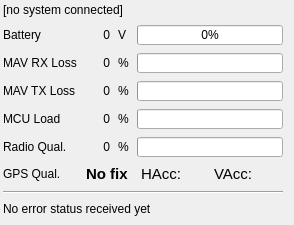
First picture: the form in src/ui/UASInfo.ui, repository mpaperno/qgroundcontrol_aq, before the edit.
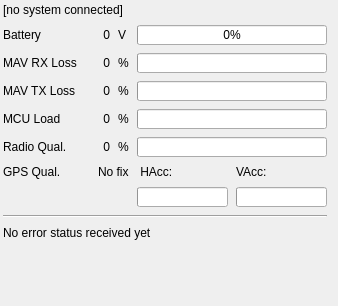
Second picture: the form after the edit.

Commit message: Add GPS accuracy status bars to Status Details widget, fix some styles.

The edit to the form file:
```diff
--- a/src/ui/UASInfo.ui
+++ b/src/ui/UASInfo.ui
@@ -6,14 +6,14 @@
    <rect>
     <x>0</x>
     <y>0</y>
-    <width>294</width>
-    <height>225</height>
+    <width>338</width>
+    <height>306</height>
    </rect>
   </property>
   <property name="windowTitle">
    <string>Form</string>
   </property>
-  <layout class="QGridLayout" name="gridLayout" rowstretch="0,0,0,0,0,0,0,0,0,0" columnstretch="0,0,0,0,0,0">
+  <layout class="QGridLayout" name="gridLayout" rowstretch="0,0,0,0,0,0,0,0,0,0,0" columnstretch="0,0,0,0,0,0">
    <property name="leftMargin">
     <number>3</number>
    </property>
@@ -29,6 +29,19 @@
    <property name="spacing">
     <number>8</number>
    </property>
+   <item row="6" column="0">
+    <widget class="QLabel" name="label_5">
+     <property name="sizePolicy">
+      <sizepolicy hsizetype="Fixed" vsizetype="Fixed">
+       <horstretch>0</horstretch>
+       <verstretch>0</verstretch>
+      </sizepolicy>
+     </property>
+     <property name="text">
+      <string>GPS Qual.</string>
+     </property>
+    </widget>
+   </item>
    <item row="1" column="1">
     <widget class="QLabel" name="voltageLabel">
      <property name="text">
@@ -42,8 +55,34 @@
      </property>
     </widget>
    </item>
-   <item row="5" column="0">
-    <widget class="QLabel" name="label_4">
+   <item row="9" column="0" colspan="5">
+    <widget class="QLabel" name="errorLabel">
+     <property name="text">
+      <string>No error status received yet</string>
+     </property>
+    </widget>
+   </item>
+   <item row="3" column="2">
+    <widget class="QLabel" name="label_11">
+     <property name="sizePolicy">
+      <sizepolicy hsizetype="Fixed" vsizetype="Preferred">
+       <horstretch>0</horstretch>
+       <verstretch>0</verstretch>
+      </sizepolicy>
+     </property>
+     <property name="text">
+      <string>%</string>
+     </property>
+     <property name="textFormat">
+      <enum>Qt::AutoText</enum>
+     </property>
+     <property name="alignment">
+      <set>Qt::AlignLeading|Qt::AlignLeft|Qt::AlignVCenter</set>
+     </property>
+    </widget>
+   </item>
+   <item row="1" column="0">
+    <widget class="QLabel" name="label">
      <property name="sizePolicy">
       <sizepolicy hsizetype="Fixed" vsizetype="Fixed">
        <horstretch>0</horstretch>
@@ -51,30 +90,42 @@
       </sizepolicy>
      </property>
      <property name="text">
-      <string>Radio Qual.</string>
+      <string>Battery</string>
+     </property>
+    </widget>
+   </item>
+   <item row="8" column="0" colspan="5">
+    <widget class="Line" name="line">
+     <property name="orientation">
+      <enum>Qt::Horizontal</enum>
      </property>
     </widget>
    </item>
    <item row="6" column="4">
     <widget class="QLabel" name="vaccLabel">
-     <property name="font">
-      <font>
-       <pointsize>11</pointsize>
-      </font>
-     </property>
-     <property name="styleSheet">
-      <string notr="true">font-size: 11pt;</string>
-     </property>
      <property name="text">
       <string>VAcc:</string>
      </property>
      <property name="labelStyle" stdset="0">
-      <string>larger</string>
+      <string notr="true">larger</string>
      </property>
     </widget>
    </item>
-   <item row="4" column="3" colspan="2">
-    <widget class="QProgressBar" name="loadBar">
+   <item row="3" column="1">
+    <widget class="QLabel" name="sendLossLabel">
+     <property name="text">
+      <string>0</string>
+     </property>
+     <property name="textFormat">
+      <enum>Qt::AutoText</enum>
+     </property>
+     <property name="alignment">
+      <set>Qt::AlignRight|Qt::AlignTrailing|Qt::AlignVCenter</set>
+     </property>
+    </widget>
+   </item>
+   <item row="3" column="3" colspan="2">
+    <widget class="QProgressBar" name="sendLossBar">
      <property name="sizePolicy">
       <sizepolicy hsizetype="MinimumExpanding" vsizetype="Fixed">
        <horstretch>10</horstretch>
@@ -110,22 +161,6 @@
      </property>
     </widget>
    </item>
-   <item row="5" column="1">
-    <widget class="QLabel" name="rssiLabel">
-     <property name="minimumSize">
-      <size>
-       <width>25</width>
-       <height>0</height>
-      </size>
-     </property>
-     <property name="text">
-      <string>0</string>
-     </property>
-     <property name="alignment">
-      <set>Qt::AlignRight|Qt::AlignTrailing|Qt::AlignVCenter</set>
-     </property>
-    </widget>
-   </item>
    <item row="4" column="0">
     <widget class="QLabel" name="label_3">
      <property name="sizePolicy">
@@ -139,92 +174,6 @@
      </property>
     </widget>
    </item>
-   <item row="3" column="3" colspan="2">
-    <widget class="QProgressBar" name="sendLossBar">
-     <property name="sizePolicy">
-      <sizepolicy hsizetype="MinimumExpanding" vsizetype="Fixed">
-       <horstretch>10</horstretch>
-       <verstretch>18</verstretch>
-      </sizepolicy>
-     </property>
-     <property name="minimumSize">
-      <size>
-       <width>100</width>
-       <height>0</height>
-      </size>
-     </property>
-     <property name="maximumSize">
-      <size>
-       <width>16777215</width>
-       <height>20</height>
-      </size>
-     </property>
-     <property name="baseSize">
-      <size>
-       <width>0</width>
-       <height>18</height>
-      </size>
-     </property>
-     <property name="value">
-      <number>0</number>
-     </property>
-     <property name="textVisible">
-      <bool>false</bool>
-     </property>
-     <property name="format">
-      <string notr="true">%p%</string>
-     </property>
-    </widget>
-   </item>
-   <item row="5" column="2">
-    <widget class="QLabel" name="label_10">
-     <property name="sizePolicy">
-      <sizepolicy hsizetype="Fixed" vsizetype="Preferred">
-       <horstretch>0</horstretch>
-       <verstretch>0</verstretch>
-      </sizepolicy>
-     </property>
-     <property name="text">
-      <string>%</string>
-     </property>
-    </widget>
-   </item>
-   <item row="6" column="1" colspan="2" alignment="Qt::AlignRight">
-    <widget class="QLabel" name="fixTypeLabel">
-     <property name="font">
-      <font>
-       <pointsize>11</pointsize>
-       <weight>75</weight>
-       <bold>true</bold>
-      </font>
-     </property>
-     <property name="text">
-      <string>No fix</string>
-     </property>
-     <property name="labelStyle" stdset="0">
-      <string>gpsFixStatus</string>
-     </property>
-    </widget>
-   </item>
-   <item row="2" column="2">
-    <widget class="QLabel" name="label_8">
-     <property name="sizePolicy">
-      <sizepolicy hsizetype="Fixed" vsizetype="Preferred">
-       <horstretch>0</horstretch>
-       <verstretch>0</verstretch>
-      </sizepolicy>
-     </property>
-     <property name="text">
-      <string>%</string>
-     </property>
-     <property name="textFormat">
-      <enum>Qt::AutoText</enum>
-     </property>
-     <property name="alignment">
-      <set>Qt::AlignLeading|Qt::AlignLeft|Qt::AlignVCenter</set>
-     </property>
-    </widget>
-   </item>
    <item row="4" column="1">
     <widget class="QLabel" name="loadLabel">
      <property name="text">
@@ -238,143 +187,10 @@
      </property>
     </widget>
    </item>
-   <item row="6" column="3">
-    <widget class="QLabel" name="haccLabel">
-     <property name="font">
-      <font>
-       <pointsize>11</pointsize>
-      </font>
-     </property>
-     <property name="styleSheet">
-      <string notr="true">font-size: 11pt;</string>
-     </property>
+   <item row="0" column="0" colspan="6">
+    <widget class="QLabel" name="label_uavName">
      <property name="text">
-      <string> HAcc:</string>
-     </property>
-     <property name="labelStyle" stdset="0">
-      <string>larger</string>
-     </property>
-    </widget>
-   </item>
-   <item row="1" column="0">
-    <widget class="QLabel" name="label">
-     <property name="sizePolicy">
-      <sizepolicy hsizetype="Fixed" vsizetype="Fixed">
-       <horstretch>0</horstretch>
-       <verstretch>0</verstretch>
-      </sizepolicy>
-     </property>
-     <property name="text">
-      <string>Battery</string>
-     </property>
-    </widget>
-   </item>
-   <item row="1" column="2">
-    <widget class="QLabel" name="label_7">
-     <property name="sizePolicy">
-      <sizepolicy hsizetype="Fixed" vsizetype="Preferred">
-       <horstretch>0</horstretch>
-       <verstretch>0</verstretch>
-      </sizepolicy>
-     </property>
-     <property name="text">
-      <string>V</string>
-     </property>
-     <property name="textFormat">
-      <enum>Qt::AutoText</enum>
-     </property>
-     <property name="alignment">
-      <set>Qt::AlignLeading|Qt::AlignLeft|Qt::AlignVCenter</set>
-     </property>
-    </widget>
-   </item>
-   <item row="5" column="3" colspan="2">
-    <widget class="QProgressBar" name="rssiBar">
-     <property name="maximumSize">
-      <size>
-       <width>16777215</width>
-       <height>20</height>
-      </size>
-     </property>
-     <property name="baseSize">
-      <size>
-       <width>0</width>
-       <height>18</height>
-      </size>
-     </property>
-     <property name="maximum">
-      <number>100</number>
-     </property>
-     <property name="value">
-      <number>0</number>
-     </property>
-     <property name="textVisible">
-      <bool>false</bool>
-     </property>
-     <property name="format">
-      <string notr="true">%p%</string>
-     </property>
-    </widget>
-   </item>
-   <item row="4" column="2">
-    <widget class="QLabel" name="label_9">
-     <property name="sizePolicy">
-      <sizepolicy hsizetype="Fixed" vsizetype="Preferred">
-       <horstretch>0</horstretch>
-       <verstretch>0</verstretch>
-      </sizepolicy>
-     </property>
-     <property name="text">
-      <string>%</string>
-     </property>
-     <property name="textFormat">
-      <enum>Qt::AutoText</enum>
-     </property>
-     <property name="alignment">
-      <set>Qt::AlignLeading|Qt::AlignLeft|Qt::AlignVCenter</set>
-     </property>
-    </widget>
-   </item>
-   <item row="1" column="3" colspan="2">
-    <widget class="QProgressBar" name="batteryBar">
-     <property name="sizePolicy">
-      <sizepolicy hsizetype="MinimumExpanding" vsizetype="Fixed">
-       <horstretch>10</horstretch>
-       <verstretch>18</verstretch>
-      </sizepolicy>
-     </property>
-     <property name="minimumSize">
-      <size>
-       <width>100</width>
-       <height>0</height>
-      </size>
-     </property>
-     <property name="maximumSize">
-      <size>
-       <width>16777215</width>
-       <height>20</height>
-      </size>
-     </property>
-     <property name="baseSize">
-      <size>
-       <width>0</width>
-       <height>18</height>
-      </size>
-     </property>
-     <property name="minimum">
-      <number>0</number>
-     </property>
-     <property name="maximum">
-      <number>100</number>
-     </property>
-     <property name="value">
-      <number>0</number>
-     </property>
-     <property name="textVisible">
-      <bool>true</bool>
-     </property>
-     <property name="format">
-      <string notr="true">%p%</string>
+      <string>[no system connected]</string>
      </property>
     </widget>
    </item>
@@ -391,8 +207,8 @@
      </property>
     </widget>
    </item>
-   <item row="6" column="0">
-    <widget class="QLabel" name="label_5">
+   <item row="3" column="0">
+    <widget class="QLabel" name="label_6">
      <property name="sizePolicy">
       <sizepolicy hsizetype="Fixed" vsizetype="Fixed">
        <horstretch>0</horstretch>
@@ -400,12 +216,28 @@
       </sizepolicy>
      </property>
      <property name="text">
-      <string>GPS Qual.</string>
+      <string>MAV TX Loss</string>
      </property>
     </widget>
    </item>
-   <item row="3" column="2">
-    <widget class="QLabel" name="label_11">
+   <item row="5" column="1">
+    <widget class="QLabel" name="rssiLabel">
+     <property name="minimumSize">
+      <size>
+       <width>25</width>
+       <height>0</height>
+      </size>
+     </property>
+     <property name="text">
+      <string>0</string>
+     </property>
+     <property name="alignment">
+      <set>Qt::AlignRight|Qt::AlignTrailing|Qt::AlignVCenter</set>
+     </property>
+    </widget>
+   </item>
+   <item row="4" column="2">
+    <widget class="QLabel" name="label_9">
      <property name="sizePolicy">
       <sizepolicy hsizetype="Fixed" vsizetype="Preferred">
        <horstretch>0</horstretch>
@@ -423,13 +255,6 @@
      </property>
     </widget>
    </item>
-   <item row="8" column="0" colspan="5">
-    <widget class="QLabel" name="errorLabel">
-     <property name="text">
-      <string>No error status received yet</string>
-     </property>
-    </widget>
-   </item>
    <item row="2" column="1">
     <widget class="QLabel" name="receiveLossLabel">
      <property name="text">
@@ -443,8 +268,101 @@
      </property>
     </widget>
    </item>
-   <item row="2" column="3" colspan="2">
-    <widget class="QProgressBar" name="receiveLossBar">
+   <item row="1" column="2">
+    <widget class="QLabel" name="label_7">
+     <property name="sizePolicy">
+      <sizepolicy hsizetype="Fixed" vsizetype="Preferred">
+       <horstretch>0</horstretch>
+       <verstretch>0</verstretch>
+      </sizepolicy>
+     </property>
+     <property name="text">
+      <string>V</string>
+     </property>
+     <property name="textFormat">
+      <enum>Qt::AutoText</enum>
+     </property>
+     <property name="alignment">
+      <set>Qt::AlignLeading|Qt::AlignLeft|Qt::AlignVCenter</set>
+     </property>
+    </widget>
+   </item>
+   <item row="6" column="1" colspan="2" alignment="Qt::AlignRight">
+    <widget class="QLabel" name="fixTypeLabel">
+     <property name="text">
+      <string>No fix</string>
+     </property>
+     <property name="labelStyle" stdset="0">
+      <string notr="true">gpsFixStatus</string>
+     </property>
+    </widget>
+   </item>
+   <item row="5" column="3" colspan="2">
+    <widget class="QProgressBar" name="rssiBar">
+     <property name="maximumSize">
+      <size>
+       <width>16777215</width>
+       <height>20</height>
+      </size>
+     </property>
+     <property name="baseSize">
+      <size>
+       <width>0</width>
+       <height>18</height>
+      </size>
+     </property>
+     <property name="maximum">
+      <number>100</number>
+     </property>
+     <property name="value">
+      <number>0</number>
+     </property>
+     <property name="textVisible">
+      <bool>false</bool>
+     </property>
+     <property name="format">
+      <string notr="true">%p%</string>
+     </property>
+    </widget>
+   </item>
+   <item row="5" column="2">
+    <widget class="QLabel" name="label_10">
+     <property name="sizePolicy">
+      <sizepolicy hsizetype="Fixed" vsizetype="Preferred">
+       <horstretch>0</horstretch>
+       <verstretch>0</verstretch>
+      </sizepolicy>
+     </property>
+     <property name="text">
+      <string>%</string>
+     </property>
+    </widget>
+   </item>
+   <item row="5" column="0">
+    <widget class="QLabel" name="label_4">
+     <property name="sizePolicy">
+      <sizepolicy hsizetype="Fixed" vsizetype="Fixed">
+       <horstretch>0</horstretch>
+       <verstretch>0</verstretch>
+      </sizepolicy>
+     </property>
+     <property name="text">
+      <string>Radio Qual.</string>
+     </property>
+    </widget>
+   </item>
+   <item row="6" column="3">
+    <widget class="QLabel" name="haccLabel">
+     <property name="text">
+      <string> HAcc:</string>
+     </property>
+     <property name="labelStyle" stdset="0">
+      <string notr="true">larger</string>
+     </property>
+    </widget>
+   </item>
+   <item row="4" column="3" colspan="2">
+    <widget class="QProgressBar" name="loadBar">
      <property name="sizePolicy">
       <sizepolicy hsizetype="MinimumExpanding" vsizetype="Fixed">
        <horstretch>10</horstretch>
@@ -480,27 +398,7 @@
      </property>
     </widget>
    </item>
-   <item row="7" column="0" colspan="5">
-    <widget class="Line" name="line">
-     <property name="orientation">
-      <enum>Qt::Horizontal</enum>
-     </property>
-    </widget>
-   </item>
-   <item row="3" column="1">
-    <widget class="QLabel" name="sendLossLabel">
-     <property name="text">
-      <string>0</string>
-     </property>
-     <property name="textFormat">
-      <enum>Qt::AutoText</enum>
-     </property>
-     <property name="alignment">
-      <set>Qt::AlignRight|Qt::AlignTrailing|Qt::AlignVCenter</set>
-     </property>
-    </widget>
-   </item>
-   <item row="9" column="0" colspan="6">
+   <item row="10" column="0" colspan="6">
     <spacer name="verticalSpacer">
      <property name="orientation">
       <enum>Qt::Vertical</enum>
@@ -516,23 +414,176 @@
      </property>
     </spacer>
    </item>
-   <item row="3" column="0">
-    <widget class="QLabel" name="label_6">
+   <item row="2" column="2">
+    <widget class="QLabel" name="label_8">
      <property name="sizePolicy">
-      <sizepolicy hsizetype="Fixed" vsizetype="Fixed">
+      <sizepolicy hsizetype="Fixed" vsizetype="Preferred">
        <horstretch>0</horstretch>
        <verstretch>0</verstretch>
       </sizepolicy>
      </property>
      <property name="text">
-      <string>MAV TX Loss</string>
+      <string>%</string>
      </property>
+     <property name="textFormat">
+      <enum>Qt::AutoText</enum>
+     </property>
+     <property name="alignment">
+      <set>Qt::AlignLeading|Qt::AlignLeft|Qt::AlignVCenter</set>
+     </property>
     </widget>
    </item>
-   <item row="0" column="0" colspan="6">
-    <widget class="QLabel" name="label_uavName">
-     <property name="text">
-      <string>[no system connected]</string>
+   <item row="2" column="3" colspan="2">
+    <widget class="QProgressBar" name="receiveLossBar">
+     <property name="sizePolicy">
+      <sizepolicy hsizetype="MinimumExpanding" vsizetype="Fixed">
+       <horstretch>10</horstretch>
+       <verstretch>18</verstretch>
+      </sizepolicy>
+     </property>
+     <property name="minimumSize">
+      <size>
+       <width>100</width>
+       <height>0</height>
+      </size>
+     </property>
+     <property name="maximumSize">
+      <size>
+       <width>16777215</width>
+       <height>20</height>
+      </size>
+     </property>
+     <property name="baseSize">
+      <size>
+       <width>0</width>
+       <height>18</height>
+      </size>
+     </property>
+     <property name="value">
+      <number>0</number>
+     </property>
+     <property name="textVisible">
+      <bool>false</bool>
+     </property>
+     <property name="format">
+      <string notr="true">%p%</string>
+     </property>
+    </widget>
+   </item>
+   <item row="1" column="3" colspan="2">
+    <widget class="QProgressBar" name="batteryBar">
+     <property name="sizePolicy">
+      <sizepolicy hsizetype="MinimumExpanding" vsizetype="Fixed">
+       <horstretch>10</horstretch>
+       <verstretch>18</verstretch>
+      </sizepolicy>
+     </property>
+     <property name="minimumSize">
+      <size>
+       <width>100</width>
+       <height>0</height>
+      </size>
+     </property>
+     <property name="maximumSize">
+      <size>
+       <width>16777215</width>
+       <height>20</height>
+      </size>
+     </property>
+     <property name="baseSize">
+      <size>
+       <width>0</width>
+       <height>18</height>
+      </size>
+     </property>
+     <property name="minimum">
+      <number>0</number>
+     </property>
+     <property name="maximum">
+      <number>100</number>
+     </property>
+     <property name="value">
+      <number>0</number>
+     </property>
+     <property name="textVisible">
+      <bool>true</bool>
+     </property>
+     <property name="format">
+      <string notr="true">%p%</string>
+     </property>
+    </widget>
+   </item>
+   <item row="7" column="3">
+    <widget class="QProgressBar" name="hAccBar">
+     <property name="maximumSize">
+      <size>
+       <width>16777215</width>
+       <height>20</height>
+      </size>
+     </property>
+     <property name="baseSize">
+      <size>
+       <width>0</width>
+       <height>18</height>
+      </size>
+     </property>
+     <property name="toolTip">
+      <string>&lt;html&gt;&lt;head/&gt;&lt;body&gt;&lt;p&gt;Represents GPS horizontal accuracy on a scale of 0 to 10m.  The more the progress bar is filled, the better the accuracy.&lt;/p&gt;&lt;/body&gt;&lt;/html&gt;</string>
+     </property>
+     <property name="minimum">
+      <number>0</number>
+     </property>
+     <property name="maximum">
+      <number>10</number>
+     </property>
+     <property name="value">
+      <number>0</number>
+     </property>
+     <property name="textVisible">
+      <bool>false</bool>
+     </property>
+     <property name="invertedAppearance">
+      <bool>false</bool>
+     </property>
+     <property name="format">
+      <string notr="true">%v/%m</string>
+     </property>
+    </widget>
+   </item>
+   <item row="7" column="4">
+    <widget class="QProgressBar" name="vAccBar">
+     <property name="maximumSize">
+      <size>
+       <width>16777215</width>
+       <height>20</height>
+      </size>
+     </property>
+     <property name="baseSize">
+      <size>
+       <width>0</width>
+       <height>18</height>
+      </size>
+     </property>
+     <property name="toolTip">
+      <string>&lt;html&gt;&lt;head/&gt;&lt;body&gt;&lt;p&gt;Represents GPS vertical  accuracy on a scale of 0 to 10m.  The more the progress bar is filled, the better the accuracy.&lt;/p&gt;&lt;/body&gt;&lt;/html&gt;</string>
+     </property>
+     <property name="minimum">
+      <number>0</number>
+     </property>
+     <property name="maximum">
+      <number>10</number>
+     </property>
+     <property name="value">
+      <number>0</number>
+     </property>
+     <property name="textVisible">
+      <bool>false</bool>
+     </property>
+     <property name="invertedAppearance">
+      <bool>false</bool>
+     </property>
+     <property name="format">
+      <string notr="true">%v/%m</string>
      </property>
     </widget>
    </item>
```
The commit also changes 1 other file.
